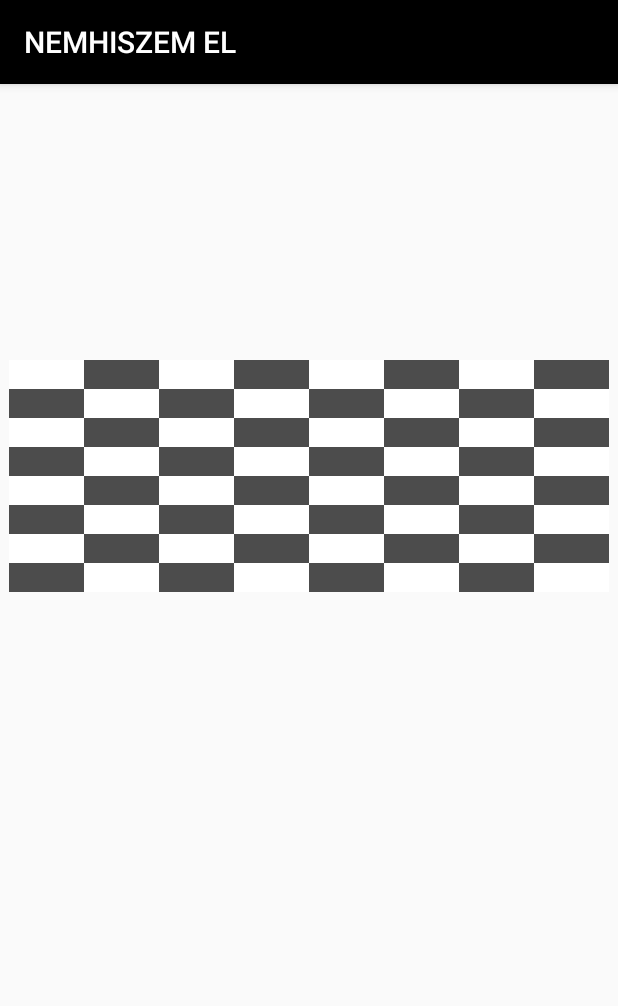
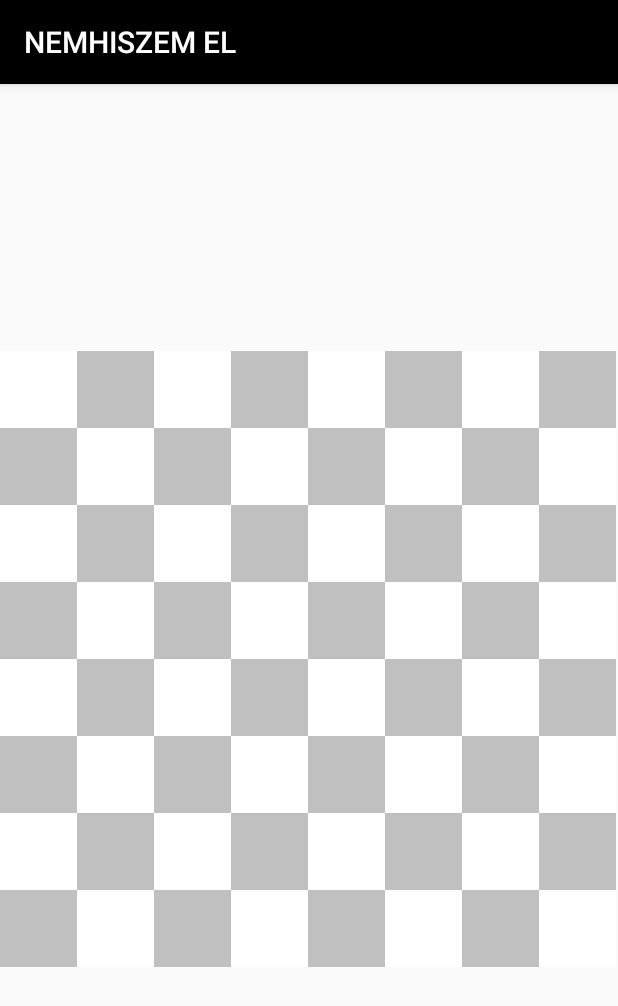
Before and after one commit to balazs996/Chess_Szakdoga, an Android app: the screen it shows after launch (MainActivity), on a phone screen of 412 x 824 dp. Shown: the top 1006 px of the screen. Run offline under Robolectric (Android 15) with nearby library versions, the phone set to English and light mode, and no system bars.

```diff
--- a/app/src/main/java/pepe/hands/chess/ChessAdapter.java
+++ b/app/src/main/java/pepe/hands/chess/ChessAdapter.java
@@ -16,16 +16,6 @@ import java.util.ArrayList;
 
 public class ChessAdapter extends ArrayAdapter {
         ArrayList<String> pieces;
-        int[] array = {
-                0, 1, 0, 1, 0, 1, 0, 1,
-                1, 0, 1, 0, 1, 0, 1, 0,
-                0, 1, 0, 1, 0, 1, 0, 1,
-                1, 0, 1, 0, 1, 0, 1, 0,
-                0, 1, 0, 1, 0, 1, 0, 1,
-                1, 0, 1, 0, 1, 0, 1, 0,
-                0, 1, 0, 1, 0, 1, 0, 1,
-                1, 0, 1, 0, 1, 0, 1, 0
-        };
 
     public ChessAdapter(@NonNull Context context, int resource, @NonNull ArrayList<String> objects) {
         super(context, resource, objects);
@@ -47,8 +37,16 @@ public class ChessAdapter extends ArrayAdapter {
         LayoutInflater inflater = (LayoutInflater) getContext().getSystemService(Context.LAYOUT_INFLATER_SERVICE);
         v = inflater.inflate(R.layout.item_board, parent, false);
         TextView textView = (TextView) v.findViewById(R.id.boardcell);
-        textView.setBackgroundColor(array[position] == 0 ? getContext().getResources().getColor(R.color.colorBoardWhite) : getContext().getResources().getColor(R.color.colorBoardBlack));
-        v.setLayoutParams(new GridView.LayoutParams(GridView.AUTO_FIT, GridView.AUTO_FIT));
+
+        int col = position % 8 + 1;
+        int row = position / 8 + 1;
+        boolean idCheck = (col % 2 == 0 && row % 2 == 0) || (col % 2 != 0 && row % 2 != 0);
+        int id = idCheck ? R.color.colorBoardWhite : R.color.colorBoardBlack;
+        textView.setBackgroundColor(getContext().getResources().getColor(id));
+
+        int width = getContext().getResources().getDisplayMetrics().widthPixels / 8;
+        v.setLayoutParams(new GridView.LayoutParams(width, width));
+
         return v;
     }
 }
--- /dev/null
+++ b/app/src/main/java/pepe/hands/chess/ChessConverter.java
@@ -0,0 +1,9 @@
+package pepe.hands.chess;
+
+public class ChessConverter {
+    public static int codeToPosition (String input){
+        int output = 0;
+        output = (8-Integer.parseInt(input.substring(1))) * 8 + (((int)input.charAt(0)) - 97);
+        return output;
+    }
+}
--- a/app/src/main/java/pepe/hands/chess/MainActivity.java
+++ b/app/src/main/java/pepe/hands/chess/MainActivity.java
@@ -1,6 +1,7 @@
 package pepe.hands.chess;
 
 import android.os.Bundle;
+import android.util.Log;
 import android.widget.GridView;
 
 import androidx.appcompat.app.AppCompatActivity;
@@ -25,5 +26,6 @@ public class MainActivity extends AppCompatActivity {
 
         GridView gv = findViewById(R.id.gridview);
         gv.setAdapter(new ChessAdapter(MainActivity.this, R.layout.item_board, pieces));
+        Log.d(TAG, "onCreate: " + ChessConverter.codeToPosition("h8"));
     }
 }
--- a/app/src/main/res/layout/activity_main.xml
+++ b/app/src/main/res/layout/activity_main.xml
@@ -10,8 +10,9 @@
 
     <GridView
         android:id="@+id/gridview"
-        android:layout_width="400dp"
-        android:layout_height="400dp"
+        android:layout_width="0dp"
+        android:layout_height="0dp"
+        app:layout_constraintDimensionRatio="1:1"
         app:layout_constraintBottom_toBottomOf="parent"
         app:layout_constraintLeft_toLeftOf="parent"
         app:layout_constraintRight_toRightOf="parent"
--- a/app/src/main/res/layout/item_board.xml
+++ b/app/src/main/res/layout/item_board.xml
@@ -1,7 +1,9 @@
 <?xml version="1.0" encoding="utf-8"?>
 <TextView xmlns:android="http://schemas.android.com/apk/res/android"
     android:id="@+id/boardcell"
-    android:layout_width="50dp"
-    android:layout_height="50dp">
+    android:layout_width="0dp"
+    android:layout_height="0dp"
+    android:textSize="40sp"
+    android:gravity="center">
 
 </TextView>
--- a/app/src/main/res/values/colors.xml
+++ b/app/src/main/res/values/colors.xml
@@ -4,5 +4,5 @@
     <color name="colorPrimaryDark">#000000</color>
     <color name="colorAccent">#FFC700</color>
     <color name="colorBoardWhite">#FFFFFF</color>
-    <color name="colorBoardBlack">#4C4C4C</color>
+    <color name="colorBoardBlack">#C0C0C0</color>
 </resources>
```
